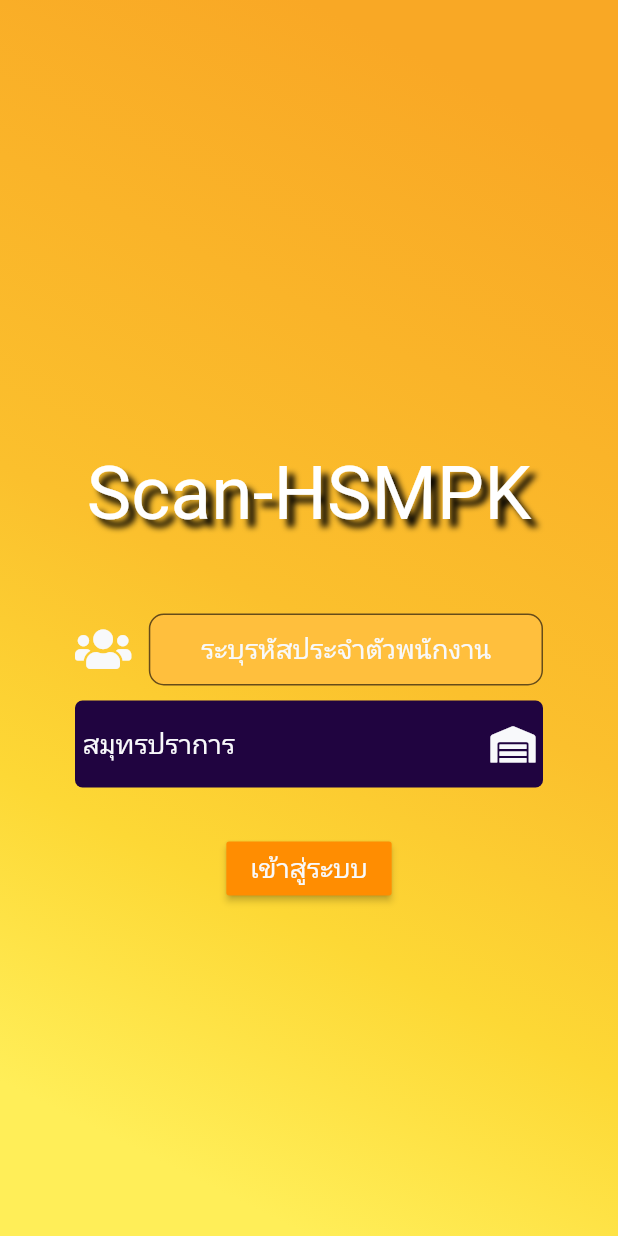
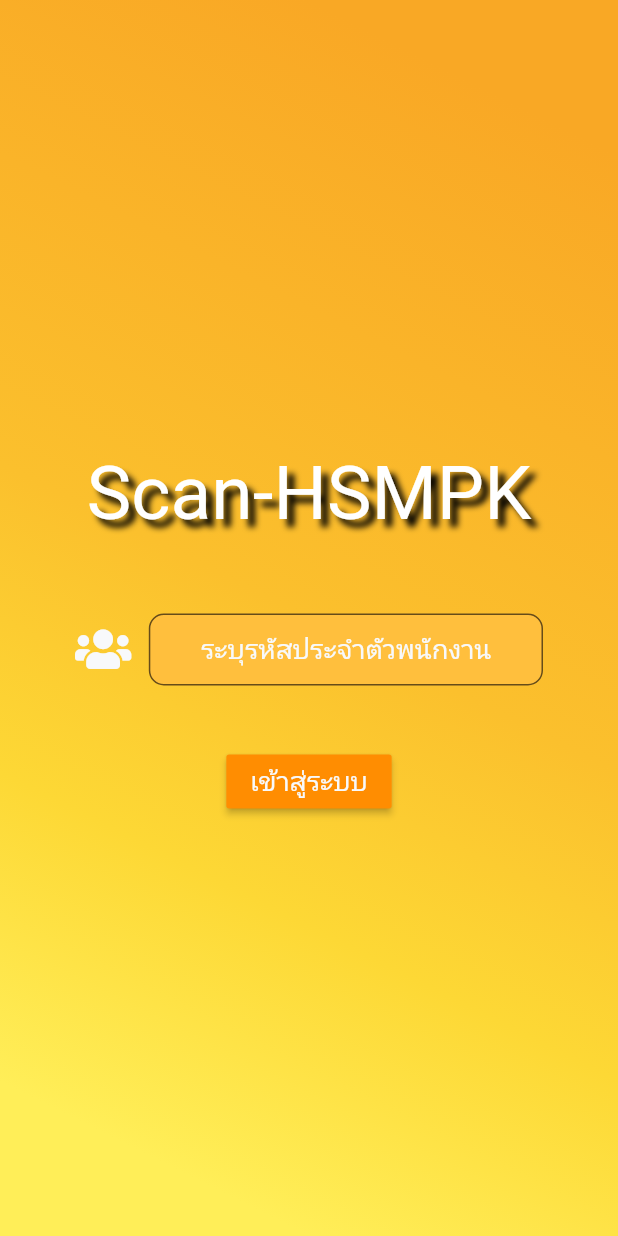
Before and after one commit to kanphob/scan_hsmpk, a Flutter app: the screen it shows after launch, on a phone screen of 412 x 824 dp. Run offline on Flutter 3.47's test engine with Material 2 defaults, Android fonts, the phone set to English and light mode, and no system bars; our stand-ins replace cloud_firestore, file_picker, font_awesome_flutter, share, shared_preferences; missing offline and left inert: barcode_scan, excel, flutter_barcode_scanner, flutter_line_sdk, soundpool; accounts and stored records are empty; Roboto replaces fonts that are missing (Millionaire).

Commit message:
update  18/11/63

```diff
--- a/lib/database.dart
+++ b/lib/database.dart
@@ -1,6 +1,4 @@
 import 'package:cloud_firestore/cloud_firestore.dart';
-import 'package:flutter/material.dart';
-import 'package:scan_hsmpk/model/modelProduct.dart';
 import 'package:scan_hsmpk/model/modelnotify.dart';
 
 class DataRepository {
@@ -19,9 +17,7 @@ class DataRepository {
 
   // 4
   updateProduct(ModelNotify product) async {
-    await collection
-        .document(product.sDocumentReference.documentID)
-        .updateData(product.toJson());
+    await collection.document(product.sDocumentReference.documentID).updateData(product.toJson());
   }
 
 }
--- a/lib/menu/sidebar.dart
+++ b/lib/menu/sidebar.dart
@@ -15,7 +15,7 @@ class SideBar extends StatefulWidget {
 }
 
 class _SideBarState extends State<SideBar> {
-  String sVersionApp = 'HSMPK v.Beta 1.2';
+  String sVersionApp = 'HSMPK v.Beta 1.5';
   String sPerId = " ";
 
   _getData() async {
--- a/lib/screen/inputorder_screen.dart
+++ b/lib/screen/inputorder_screen.dart
@@ -52,6 +52,7 @@ class _InputOrderScreenState extends State<InputOrderScreen> {
   double _volume = 1.0;
   double _rate = 1.0;
   int _alarmSoundStreamId;
+
 
   _getData() async {
     SharedPreferences myPrefs = await SharedPreferences.getInstance();
@@ -351,31 +352,16 @@ class _InputOrderScreenState extends State<InputOrderScreen> {
                           ),
                           onPressed: () async {
                             DateTime dtCurrentDate = DateTime(
-                                DateTime
-                                    .now()
-                                    .year,
-                                DateTime
-                                    .now()
-                                    .month,
-                                DateTime
-                                    .now()
-                                    .day,
-                                DateTime
-                                    .now()
-                                    .hour,
-                                DateTime
-                                    .now()
-                                    .minute);
+                                DateTime.now().year,
+                                DateTime.now().month,
+                                DateTime.now().day,
+                                DateTime.now().hour,
+                                DateTime.now().minute);
                             if (lOrder.length > 0) {
                               // _confirmSaveData();
                               var excel = Excel.createExcel();
-
                               final directory = await getExternalStorageDirectory();
-
-
                               Sheet sheetObject = excel['Sheet1'];
-
-
                               List<String> dataList = [
                                 "#",
                                 "Name",
@@ -383,9 +369,7 @@ class _InputOrderScreenState extends State<InputOrderScreen> {
                                 "Date",
                                 "Time"
                               ];
-
                               sheetObject.insertRowIterables(dataList, 0);
-
                               for (int i = 0; i < lOrder.length; i++) {
                                 String sName = lOrder[i].getName;
                                 String sBarcode = lOrder[i].getBarcode;
@@ -393,7 +377,6 @@ class _InputOrderScreenState extends State<InputOrderScreen> {
                                     dtCurrentDate);
                                 String sTime = formatterTime.format(
                                     dtCurrentDate);
-
                                 List<String> dataList = [
                                   (i + 1).toString(),
                                   sName,
@@ -401,11 +384,9 @@ class _InputOrderScreenState extends State<InputOrderScreen> {
                                   sDate,
                                   sTime
                                 ];
-
                                 sheetObject.insertRowIterables(
                                     dataList, i + 1);
                               }
-
                               CellStyle cellStyle = CellStyle(
                                   fontFamily: getFontFamily(
                                       FontFamily.Calibri),
@@ -420,7 +401,6 @@ class _InputOrderScreenState extends State<InputOrderScreen> {
                                         columnIndex: i, rowIndex: 0));
                                 cell.cellStyle = cellStyle;
                               }
-
                               excel.encode().then((onValue) async {
                                 File file = File(directory.path +
                                     '/Report ${formatterDateTime.format(
@@ -428,15 +408,11 @@ class _InputOrderScreenState extends State<InputOrderScreen> {
                                   ..createSync(recursive: true)
                                   ..writeAsBytes(onValue);
                                 print(file.path);
-
                                 Share.shareFiles([
                                   '${directory
                                       .path}/Report ${formatterDateTime
                                       .format(dtCurrentDate)}.xls'
-                                ], text: 'รายงาน ${formatterDateTime
-                                    .format(dtCurrentDate)}');
-
-
+                                ], text: 'รายงาน ${formatterDateTime.format(dtCurrentDate)}');
                                 // Uint8List bytes = file.readAsBytesSync();
                                 // var fileShare = ByteData.view(bytes.buffer);
                                 // await Share.files(
@@ -446,9 +422,11 @@ class _InputOrderScreenState extends State<InputOrderScreen> {
                                 //     },
                                 //     '*/*',
                                 //     text: 'รายงาน ${formatterDateTime.format(dtCurrentDate)}');
+                              });
+                              lOrder.clear();
+                              setState(() {
+                              });
 
-
-                              });
                             } else {
                               showDialog(
                                   context: context,
@@ -996,6 +974,7 @@ class _InputOrderScreenState extends State<InputOrderScreen> {
         .getBarcodeStreamReceiver(
         "#ff6666", "ปิด", true, ScanMode.BARCODE).listen((barcode) {
       // if(barcode != sBarcode){
+      barcode = barcode.subString(0,10);
       sBarcode = barcode;
       // if(sBarcode.contains("TH")) {
 
@@ -1034,6 +1013,7 @@ class _InputOrderScreenState extends State<InputOrderScreen> {
       }
     }
     );
+
     int iLimitOrder = 0;
     if (amountTxtController.text != null ||
         amountTxtController.text != '') {
--- a/lib/screen/start_screen.dart
+++ b/lib/screen/start_screen.dart
@@ -12,7 +12,8 @@ import '../util/utility.dart';
 import '../util/utility.dart';
 import '../util/utility.dart';
 
-class StartScreen extends StatefulWidget {
+class
+StartScreen extends StatefulWidget {
   @override
   _StartScreenState createState() => _StartScreenState();
 }
@@ -132,34 +133,34 @@ class _StartScreenState extends State<StartScreen> {
                   ],
                 ),
                 SizedBox(height: 10,),
-                Row(
-                  mainAxisAlignment: MainAxisAlignment.center,
-                  crossAxisAlignment: CrossAxisAlignment.center,
-                  children: <Widget>[
-                    Util.w50,
-                    Expanded(
-                      child: Container(
-                        decoration: BoxDecoration(
-                          color: Util.mainBlue,
-                          borderRadius: BorderRadius.circular(5),
-                        ),
-                         padding: Util.padding5,
-                        child: DropdownButtonHideUnderline(
-                            child: DropdownButton(
-                              value: _selectedCompany,
-                              items: _dropdownMenuItems,
-                              onChanged: onChangeDropdownItem,
-                              isExpanded: true,
-                              elevation: 5,
-                              style: Util.txtStyleNormal,
-                              icon: FaIcon(FontAwesomeIcons.warehouse,color: Util.mainWhite,),
-                            ),
-                        ),
-                      ),
-                    ),
-                    Util.w50,
-                  ],
-                ),
+                // Row(
+                //   mainAxisAlignment: MainAxisAlignment.center,
+                //   crossAxisAlignment: CrossAxisAlignment.center,
+                //   children: <Widget>[
+                //     Util.w50,
+                //     Expanded(
+                //       child: Container(
+                //         decoration: BoxDecoration(
+                //           color: Util.mainBlue,
+                //           borderRadius: BorderRadius.circular(5),
+                //         ),
+                //          padding: Util.padding5,
+                //         child: DropdownButtonHideUnderline(
+                //             child: DropdownButton(
+                //               value: _selectedCompany,
+                //               items: _dropdownMenuItems,
+                //               onChanged: onChangeDropdownItem,
+                //               isExpanded: true,
+                //               elevation: 5,
+                //               style: Util.txtStyleNormal,
+                //               icon: FaIcon(FontAwesomeIcons.warehouse,color: Util.mainWhite,),
+                //             ),
+                //         ),
+                //       ),
+                //     ),
+                //     Util.w50,
+                //   ],
+                // ),
                 Container(
                   margin: EdgeInsets.only(top: 30),
                   child:
```
Also changed, not shown: 2 other files.
